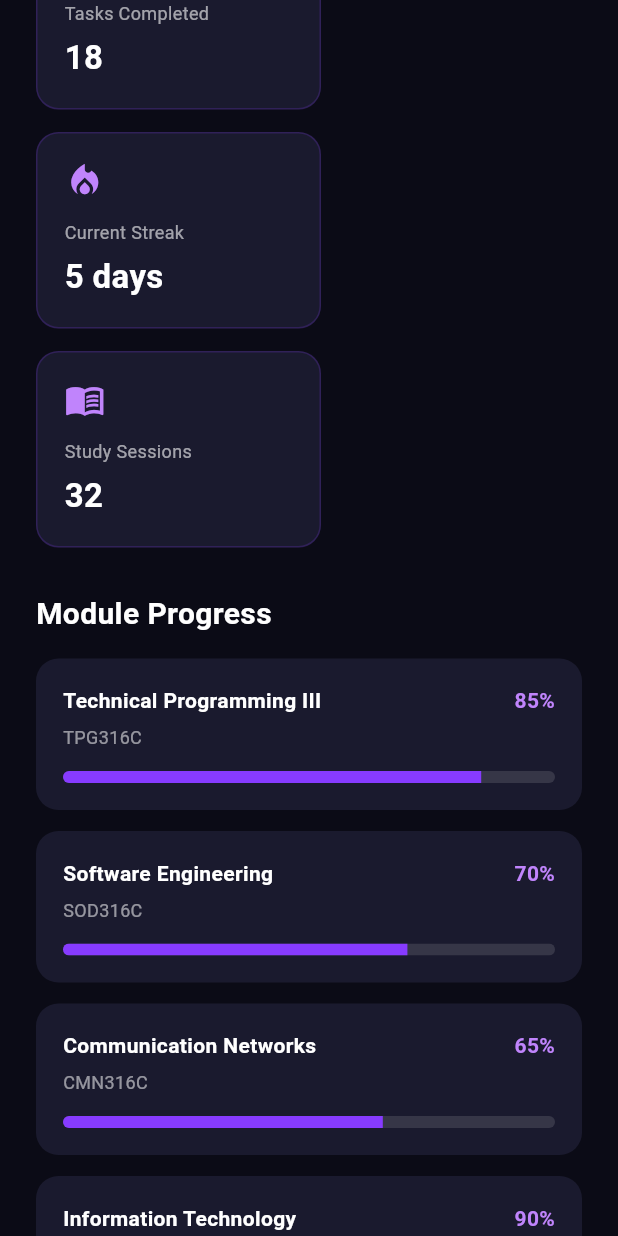
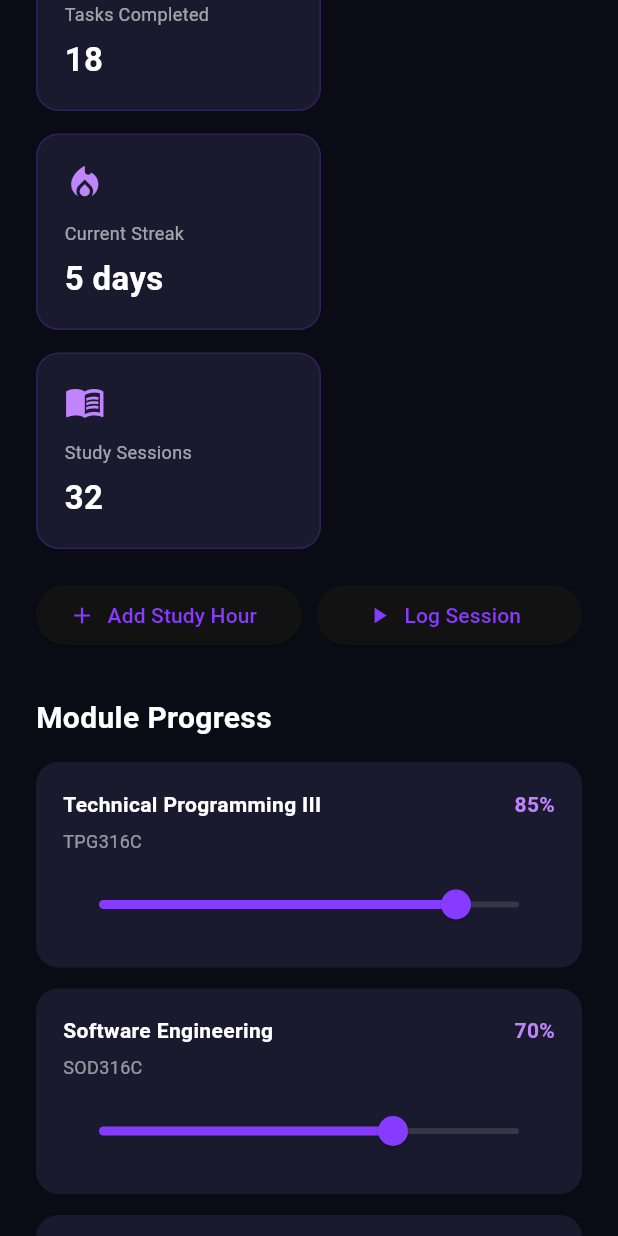
Before and after one commit to Seekoei28/student-hub, a Flutter app: the ProgressScreen widget shown alone on an empty page, opened directly, scrolled down 576 dp, on a phone screen of 412 x 824 dp. Run offline on Flutter 3.47's test engine with Material 3 defaults, Android fonts, the phone set to English and light mode, and no system bars.

Commit message:
Implement functional academic progress tracking

```diff
--- a/lib/main.dart
+++ b/lib/main.dart
@@ -9,6 +9,7 @@ import 'viewmodels/study_room_viewmodel.dart';
 import 'viewmodels/event_viewmodel.dart';
 import 'viewmodels/notice_viewmodel.dart';
 import 'viewmodels/application_viewmodel.dart';
+import 'viewmodels/progress_viewmodel.dart';
 void main() {
   runApp(
     MultiProvider(
@@ -31,6 +32,9 @@ ChangeNotifierProvider(
     ChangeNotifierProvider(
       create: (context) => ApplicationViewModel(),
     ),
+    ChangeNotifierProvider(
+  create: (context) => ProgressViewModel(),
+),
   ],
   child: const StudentHubApp(),
 ),
--- /dev/null
+++ b/lib/viewmodels/progress_viewmodel.dart
@@ -0,0 +1,88 @@
+
+import 'package:flutter/material.dart';
+
+class ProgressViewModel extends ChangeNotifier {
+  double _overallProgress = 0.75;
+  int _studyHours = 24;
+  int _tasksCompleted = 18;
+  int _currentStreak = 5;
+  int _studySessions = 32;
+
+  final Map<String, double> _moduleProgress = {
+    'TPG316C': 0.85,
+    'SOD316C': 0.70,
+    'CMN316C': 0.65,
+    'ITS316C': 0.90,
+  };
+
+  final List<String> _completedTasks = [
+    'Flutter UI Assignment',
+    'Database Practical',
+    'Networking Exercises',
+  ];
+
+  double get overallProgress => _overallProgress;
+  int get studyHours => _studyHours;
+  int get tasksCompleted => _tasksCompleted;
+  int get currentStreak => _currentStreak;
+  int get studySessions => _studySessions;
+
+  Map<String, double> get moduleProgress =>
+      Map.unmodifiable(_moduleProgress);
+
+  List<String> get completedTasks =>
+      List.unmodifiable(_completedTasks);
+
+  void updateOverallProgress(double progress) {
+    _overallProgress = progress.clamp(0.0, 1.0);
+    notifyListeners();
+  }
+
+  void updateModuleProgress(String code, double progress) {
+    if (!_moduleProgress.containsKey(code)) return;
+
+    _moduleProgress[code] = progress.clamp(0.0, 1.0);
+    notifyListeners();
+  }
+
+  void addStudyHours(int hours) {
+    if (hours <= 0) return;
+
+    _studyHours += hours;
+    notifyListeners();
+  }
+
+  void recordStudySession() {
+    _studySessions++;
+    notifyListeners();
+  }
+
+  void addCompletedTask(String task) {
+    final trimmedTask = task.trim();
+
+    if (trimmedTask.isEmpty ||
+        _completedTasks.contains(trimmedTask)) {
+      return;
+    }
+
+    _completedTasks.add(trimmedTask);
+    _tasksCompleted++;
+    notifyListeners();
+  }
+
+  void removeCompletedTask(String task) {
+    if (_completedTasks.remove(task)) {
+      if (_tasksCompleted > 0) {
+        _tasksCompleted--;
+      }
+      notifyListeners();
+    }
+  }
+
+  void updateStreak(int days) {
+    if (days < 0) return;
+
+    _currentStreak = days;
+    notifyListeners();
+  }
+}
--- a/lib/views/progress_screen.dart
+++ b/lib/views/progress_screen.dart
@@ -1,12 +1,17 @@
 
 import 'package:flutter/material.dart';
+import 'package:provider/provider.dart';
+
 import '../constants/app_colors.dart';
+import '../viewmodels/progress_viewmodel.dart';
 
 class ProgressScreen extends StatelessWidget {
   const ProgressScreen({super.key});
 
   @override
   Widget build(BuildContext context) {
+    return Consumer<ProgressViewModel>(
+      builder: (context, progress, child) {
         return SingleChildScrollView(
           padding: const EdgeInsets.all(24),
           child: Column(
@@ -45,15 +50,12 @@ class ProgressScreen extends StatelessWidget {
                   children: [
                     const Text(
                       'Overall Academic Progress',
-                  style: TextStyle(
-                    color: Colors.white70,
-                    fontSize: 14,
-                  ),
+                      style: TextStyle(color: Colors.white70),
                     ),
                     const SizedBox(height: 12),
-                const Text(
-                  '75%',
-                  style: TextStyle(
+                    Text(
+                      '${(progress.overallProgress * 100).round()}%',
+                      style: const TextStyle(
                         color: Colors.white,
                         fontSize: 38,
                         fontWeight: FontWeight.bold,
@@ -62,22 +64,19 @@ class ProgressScreen extends StatelessWidget {
                     const SizedBox(height: 15),
                     ClipRRect(
                       borderRadius: BorderRadius.circular(10),
-                  child: const LinearProgressIndicator(
-                    value: 0.75,
+                      child: LinearProgressIndicator(
+                        value: progress.overallProgress,
                         minHeight: 10,
                         backgroundColor: Colors.white24,
-                    valueColor: AlwaysStoppedAnimation<Color>(
+                        valueColor: const AlwaysStoppedAnimation<Color>(
                           AppColors.lightPurple,
                         ),
                       ),
                     ),
                     const SizedBox(height: 12),
                     const Text(
-                  'You are making good progress. Keep it up!',
-                  style: TextStyle(
-                    color: Colors.white70,
-                    fontSize: 13,
-                  ),
+                      'Keep working towards your academic goals!',
+                      style: TextStyle(color: Colors.white70),
                     ),
                   ],
                 ),
@@ -99,26 +98,53 @@ class ProgressScreen extends StatelessWidget {
               Wrap(
                 spacing: 15,
                 runSpacing: 15,
-            children: const [
+                children: [
                   _StatCard(
                     title: 'Study Hours',
-                value: '24 hrs',
+                    value: '${progress.studyHours} hrs',
                     icon: Icons.access_time,
                   ),
                   _StatCard(
                     title: 'Tasks Completed',
-                value: '18',
+                    value: '${progress.tasksCompleted}',
                     icon: Icons.task_alt,
                   ),
                   _StatCard(
                     title: 'Current Streak',
-                value: '5 days',
+                    value: '${progress.currentStreak} days',
                     icon: Icons.local_fire_department,
                   ),
                   _StatCard(
                     title: 'Study Sessions',
-                value: '32',
+                    value: '${progress.studySessions}',
                     icon: Icons.menu_book,
+                  ),
+                ],
+              ),
+
+              const SizedBox(height: 20),
+
+              // PROGRESS ACTIONS
+              Row(
+                children: [
+                  Expanded(
+                    child: ElevatedButton.icon(
+                      onPressed: () {
+                        progress.addStudyHours(1);
+                      },
+                      icon: const Icon(Icons.add),
+                      label: const Text('Add Study Hour'),
+                    ),
+                  ),
+                  const SizedBox(width: 10),
+                  Expanded(
+                    child: ElevatedButton.icon(
+                      onPressed: () {
+                        progress.recordStudySession();
+                      },
+                      icon: const Icon(Icons.play_arrow),
+                      label: const Text('Log Session'),
+                    ),
                   ),
                 ],
               ),
@@ -136,30 +162,45 @@ class ProgressScreen extends StatelessWidget {
               ),
               const SizedBox(height: 15),
 
-          const _ModuleProgressCard(
+              _ModuleProgressCard(
                 module: 'Technical Programming III',
                 code: 'TPG316C',
-            progress: 0.85,
+                progress: progress.moduleProgress['TPG316C'] ?? 0,
+                onChanged: (value) {
+                  progress.updateModuleProgress('TPG316C', value);
+                },
               ),
-          const _ModuleProgressCard(
+              _ModuleProgressCard(
                 module: 'Software Engineering',
                 code: 'SOD316C',
-            progress: 0.70,
+                progress: progress.moduleProgress['SOD316C'] ?? 0,
+                onChanged: (value) {
+                  progress.updateModuleProgress('SOD316C', value);
+                },
               ),
-          const _ModuleProgressCard(
+              _ModuleProgressCard(
                 module: 'Communication Networks',
                 code: 'CMN316C',
-            progress: 0.65,
+                progress: progress.moduleProgress['CMN316C'] ?? 0,
+                onChanged: (value) {
+                  progress.updateModuleProgress('CMN316C', value);
+                },
               ),
-          const _ModuleProgressCard(
+              _ModuleProgressCard(
                 module: 'Information Technology',
                 code: 'ITS316C',
-            progress: 0.90,
+                progress: progress.moduleProgress['ITS316C'] ?? 0,
+                onChanged: (value) {
+                  progress.updateModuleProgress('ITS316C', value);
+                },
               ),
 
               const SizedBox(height: 30),
 
               // COMPLETED TASKS
+              Row(
+                mainAxisAlignment: MainAxisAlignment.spaceBetween,
+                children: [
                   const Text(
                     'Recently Completed',
                     style: TextStyle(
@@ -168,17 +209,83 @@ class ProgressScreen extends StatelessWidget {
                       fontWeight: FontWeight.bold,
                     ),
                   ),
+                  TextButton.icon(
+                    onPressed: () => _showAddTaskDialog(context),
+                    icon: const Icon(Icons.add),
+                    label: const Text('Add Task'),
+                  ),
+                ],
+              ),
               const SizedBox(height: 15),
 
-          _buildCompletedTask('Flutter UI Assignment'),
-          _buildCompletedTask('Database Practical'),
-          _buildCompletedTask('Networking Exercises'),
+              if (progress.completedTasks.isEmpty)
+                const Text(
+                  'No completed tasks yet.',
+                  style: TextStyle(color: Colors.white60),
+                )
+              else
+                ...progress.completedTasks.map(
+                  (task) => _buildCompletedTask(
+                    context,
+                    task,
+                    progress,
+                  ),
+                ),
             ],
           ),
         );
+      },
+    );
   }
 
-  Widget _buildCompletedTask(String title) {
+  Future<void> _showAddTaskDialog(BuildContext context) async {
+    final controller = TextEditingController();
+
+    final task = await showDialog<String>(
+      context: context,
+      builder: (dialogContext) {
+        return AlertDialog(
+          backgroundColor: AppColors.card,
+          title: const Text(
+            'Add Completed Task',
+            style: TextStyle(color: Colors.white),
+          ),
+          content: TextField(
+            controller: controller,
+            autofocus: true,
+            style: const TextStyle(color: Colors.white),
+            decoration: const InputDecoration(
+              hintText: 'Enter task name',
+            ),
+          ),
+          actions: [
+            TextButton(
+              onPressed: () => Navigator.pop(dialogContext),
+              child: const Text('Cancel'),
+            ),
+            ElevatedButton(
+              onPressed: () {
+                Navigator.pop(dialogContext, controller.text);
+              },
+              child: const Text('Add'),
+            ),
+          ],
+        );
+      },
+    );
+
+    controller.dispose();
+
+    if (task != null && context.mounted) {
+      context.read<ProgressViewModel>().addCompletedTask(task);
+    }
+  }
+
+  Widget _buildCompletedTask(
+    BuildContext context,
+    String title,
+    ProgressViewModel progress,
+  ) {
     return Container(
       margin: const EdgeInsets.only(bottom: 12),
       padding: const EdgeInsets.all(16),
@@ -199,11 +306,14 @@ class ProgressScreen extends StatelessWidget {
               style: const TextStyle(color: Colors.white),
             ),
           ),
-          const Text(
-            'Completed',
-            style: TextStyle(
-              color: AppColors.lightPurple,
-              fontSize: 12,
+          IconButton(
+            tooltip: 'Remove task',
+            onPressed: () {
+              progress.removeCompletedTask(title);
+            },
+            icon: const Icon(
+              Icons.delete_outline,
+              color: Colors.redAccent,
             ),
           ),
         ],
@@ -270,11 +380,13 @@ class _ModuleProgressCard extends StatelessWidget {
   final String module;
   final String code;
   final double progress;
+  final ValueChanged<double> onChanged;
 
   const _ModuleProgressCard({
     required this.module,
     required this.code,
     required this.progress,
+    required this.onChanged,
   });
 
   @override
@@ -318,17 +430,14 @@ class _ModuleProgressCard extends StatelessWidget {
               fontSize: 12,
             ),
           ),
-          const SizedBox(height: 14),
-          ClipRRect(
-            borderRadius: BorderRadius.circular(10),
-            child: LinearProgressIndicator(
-              value: progress,
-              minHeight: 8,
-              backgroundColor: Colors.white12,
-              valueColor: const AlwaysStoppedAnimation<Color>(
-                AppColors.primary,
-              ),
-            ),
+          const SizedBox(height: 10),
+          Slider(
+            value: progress.clamp(0.0, 1.0),
+            min: 0,
+            max: 1,
+            activeColor: AppColors.primary,
+            inactiveColor: Colors.white12,
+            onChanged: onChanged,
           ),
         ],
       ),
```
Lines whose indentation alone changed are shown as unchanged.
